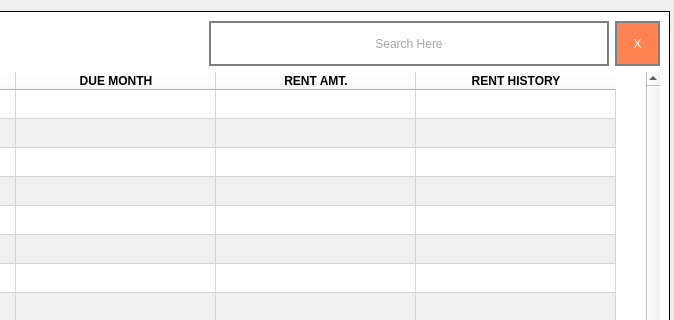
The window that due_paid_rent.ui (armaniv11/RentEase-PyQt) describes before a commit, drawn with Qt 5; both pictures show x 729 to 1403 and y 0 to 320 of the 1403 by 679 pixel window.
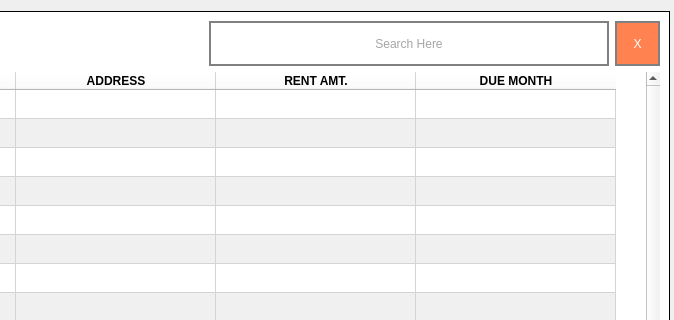
The same window after the commit. Icons and pictures are not drawn.

Patch:
```diff
--- a/due_paid_rent.ui
+++ b/due_paid_rent.ui
@@ -896,7 +896,7 @@
         </column>
         <column>
          <property name="text">
-          <string>DUE MONTH</string>
+          <string>ADDRESS</string>
          </property>
          <property name="font">
           <font>
@@ -918,7 +918,7 @@
         </column>
         <column>
          <property name="text">
-          <string>RENT HISTORY</string>
+          <string>DUE MONTH</string>
          </property>
          <property name="font">
           <font>
```
